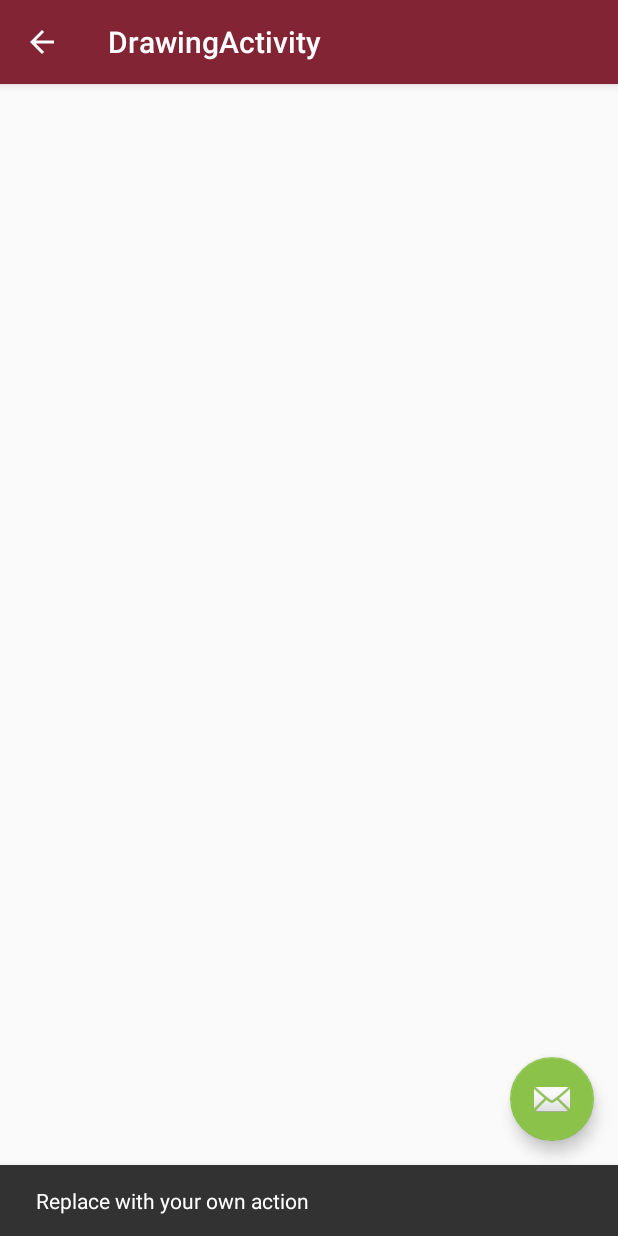
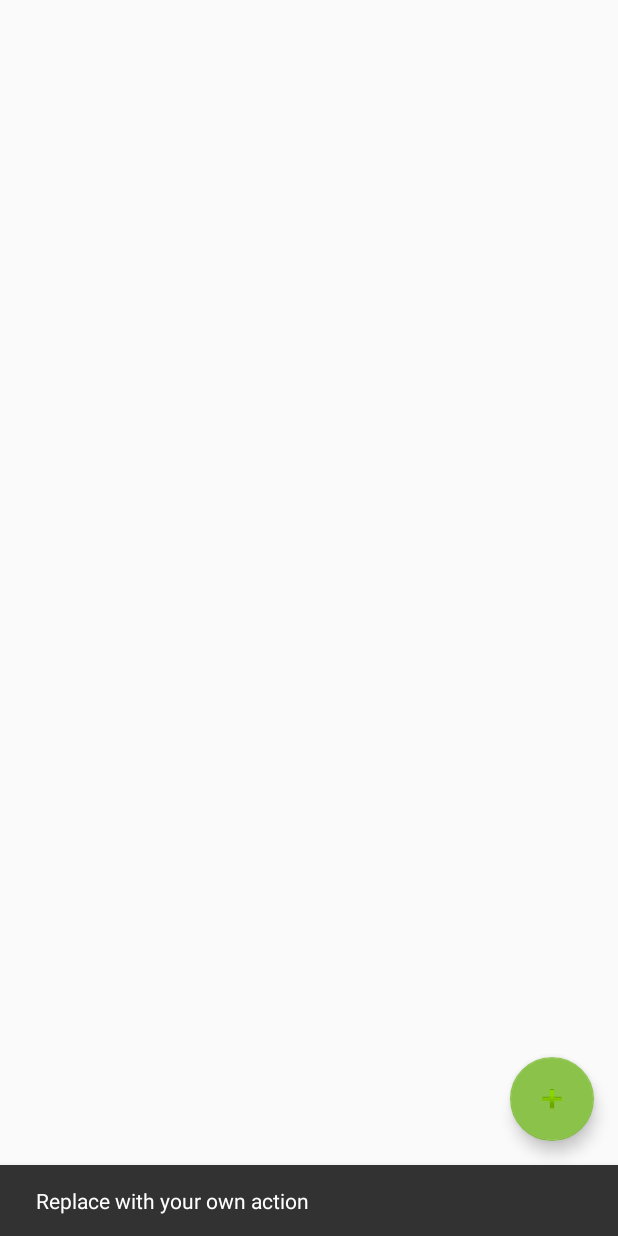
Before and after one commit to FedericoPonzi/DrawingApp, an Android app: the DrawingActivity screen opened directly, with no data from a screen before it, after a tap on an icon or button, on a phone screen of 412 x 824 dp. Run offline under Robolectric (Android 15) with nearby library versions, the phone set to English and light mode, and no system bars.

Commit message:
Inizio creazione drawingactivity

```diff
--- a/app/src/main/java/com/informaticalab/drawingapp/DrawingActivity.java
+++ b/app/src/main/java/com/informaticalab/drawingapp/DrawingActivity.java
@@ -4,7 +4,6 @@ import android.os.Bundle;
 import android.support.design.widget.FloatingActionButton;
 import android.support.design.widget.Snackbar;
 import android.support.v7.app.AppCompatActivity;
-import android.support.v7.widget.Toolbar;
 import android.view.View;
 
 public class DrawingActivity extends AppCompatActivity
@@ -15,8 +14,6 @@ public class DrawingActivity extends AppCompatActivity
     {
         super.onCreate(savedInstanceState);
         setContentView(R.layout.activity_drawing);
-        Toolbar toolbar = (Toolbar) findViewById(R.id.toolbar);
-        setSupportActionBar(toolbar);
 
         FloatingActionButton fab = (FloatingActionButton) findViewById(R.id.fab);
         fab.setOnClickListener(new View.OnClickListener()
@@ -28,7 +25,6 @@ public class DrawingActivity extends AppCompatActivity
                         .setAction("Action", null).show();
             }
         });
-        getSupportActionBar().setDisplayHomeAsUpEnabled(true);
     }
 
 }
--- a/app/src/main/java/com/informaticalab/drawingapp/MainActivity.java
+++ b/app/src/main/java/com/informaticalab/drawingapp/MainActivity.java
@@ -61,7 +61,7 @@ public class MainActivity extends AppCompatActivity
             @Override
             public void onClick(View v)
             {
-
+                MainActivity.this.startActivity(new Intent(MainActivity.this, DrawingActivity.class));
             }
         });
 
--- a/app/src/main/java/com/informaticalab/drawingapp/views/DrawingView.java
+++ b/app/src/main/java/com/informaticalab/drawingapp/views/DrawingView.java
@@ -1,17 +1,104 @@
 package com.informaticalab.drawingapp.views;
 
 import android.content.Context;
+import android.graphics.Bitmap;
+import android.graphics.Canvas;
+import android.graphics.Paint;
+import android.graphics.Path;
 import android.util.AttributeSet;
+import android.view.MotionEvent;
 import android.view.View;
+
+import com.informaticalab.drawingapp.R;
 
 /**
  * Created by FedericoPonzi on 12/02/2016.
  */
 public class DrawingView extends View
 {
+    //drawing path
+    private Path drawPath;
+
+    //defines what to draw
+    private Paint canvasPaint;
+
+    //defines how to draw
+    private Paint drawPaint;
+
+    //initial color
+    private int paintColor = 0xFF660000;
+
+    //canvas - holding pen, holds your drawings
+    //and transfers them to the view
+    private Canvas drawCanvas;
+
+    //canvas bitmap
+    private Bitmap canvasBitmap;
+
+    //brush size
+    private float currentBrushSize, lastBrushSize;
 
     public DrawingView(Context context, AttributeSet attrs)
     {
         super(context, attrs);
+        init();
+    }
+    private void init(){
+        currentBrushSize = getResources().getInteger(R.integer.small_size);
+        lastBrushSize = currentBrushSize;
+
+        drawPath = new Path();
+        drawPaint = new Paint();
+        drawPaint.setColor(paintColor);
+        drawPaint.setAntiAlias(true);
+        drawPaint.setStrokeWidth(currentBrushSize);
+        drawPaint.setStyle(Paint.Style.STROKE);
+        drawPaint.setStrokeJoin(Paint.Join.ROUND);
+        drawPaint.setStrokeCap(Paint.Cap.ROUND);
+
+        canvasPaint = new Paint(Paint.DITHER_FLAG);
+
+    }
+
+    @Override
+    protected void onDraw(Canvas canvas) {
+        canvas.drawBitmap(canvasBitmap, 0, 0, canvasPaint);
+        canvas.drawPath(drawPath, drawPaint);
+    }
+
+    @Override
+    protected void onSizeChanged(int w, int h, int oldw, int oldh) {
+        //create canvas of certain device size.
+        super.onSizeChanged(w, h, oldw, oldh);
+
+        //create Bitmap of certain w,h
+        canvasBitmap = Bitmap.createBitmap(w, h, Bitmap.Config.ARGB_8888);
+
+        //apply bitmap to graphic to start drawing.
+        drawCanvas = new Canvas(canvasBitmap);
+    }
+    @Override
+    public boolean onTouchEvent(MotionEvent event) {
+        float touchX = event.getX();
+        float touchY = event.getY();
+        //respond to down, move and up events
+        switch (event.getAction()) {
+            case MotionEvent.ACTION_DOWN:
+                drawPath.moveTo(touchX, touchY);
+                break;
+            case MotionEvent.ACTION_MOVE:
+                drawPath.lineTo(touchX, touchY);
+                break;
+            case MotionEvent.ACTION_UP:
+                drawPath.lineTo(touchX, touchY);
+                drawCanvas.drawPath(drawPath, drawPaint);
+                drawPath.reset();
+                break;
+            default:
+                return false;
+        }
+        //redraw
+        invalidate();
+        return true;
     }
 }
--- a/app/src/main/res/layout/activity_drawing.xml
+++ b/app/src/main/res/layout/activity_drawing.xml
@@ -8,20 +8,6 @@
     android:fitsSystemWindows="true"
     tools:context="com.informaticalab.drawingapp.DrawingActivity">
 
-    <android.support.design.widget.AppBarLayout
-        android:layout_width="match_parent"
-        android:layout_height="wrap_content"
-        android:theme="@style/AppTheme.AppBarOverlay">
-
-        <android.support.v7.widget.Toolbar
-            android:id="@+id/toolbar"
-            android:layout_width="match_parent"
-            android:layout_height="?attr/actionBarSize"
-            android:background="?attr/colorPrimary"
-            app:popupTheme="@style/AppTheme.PopupOverlay"/>
-
-    </android.support.design.widget.AppBarLayout>
-
     <include layout="@layout/content_drawing"/>
 
     <android.support.design.widget.FloatingActionButton
@@ -30,6 +16,7 @@
         android:layout_height="wrap_content"
         android:layout_gravity="bottom|end"
         android:layout_margin="@dimen/fab_margin"
-        android:src="@android:drawable/ic_dialog_email"/>
+        android:background="@color/sapienza"
+        android:src="@android:drawable/ic_input_add"/>
 
 </android.support.design.widget.CoordinatorLayout>
--- a/app/src/main/res/layout/content_drawing.xml
+++ b/app/src/main/res/layout/content_drawing.xml
@@ -12,5 +12,9 @@
     app:layout_behavior="@string/appbar_scrolling_view_behavior"
     tools:context="com.informaticalab.drawingapp.DrawingActivity"
     tools:showIn="@layout/activity_drawing">
-
+    <com.informaticalab.drawingapp.views.DrawingView
+        android:id="@+id/custom_view"
+        android:layout_width="match_parent"
+        android:layout_height="match_parent"
+       />
 </RelativeLayout>
--- a/app/src/main/res/values/dimens.xml
+++ b/app/src/main/res/values/dimens.xml
@@ -3,4 +3,7 @@
     <dimen name="activity_horizontal_margin">16dp</dimen>
     <dimen name="activity_vertical_margin">16dp</dimen>
     <dimen name="fab_margin">16dp</dimen>
+
+    <integer name="small_size">10</integer>
+    <integer name="medium_size">50</integer>
 </resources>
```
